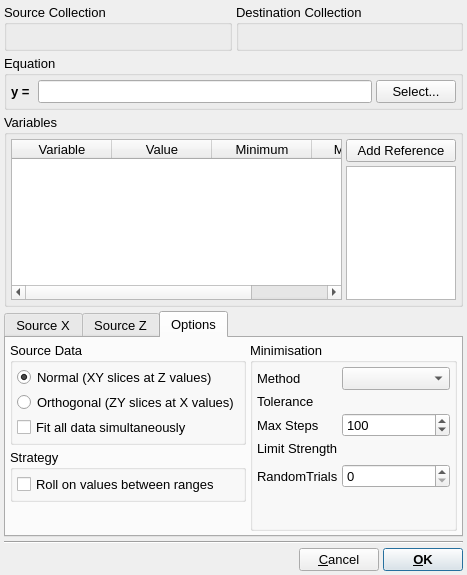
Qt form src/gui/editfitkernel.ui (trisyoungs/uchroma) before a commit.
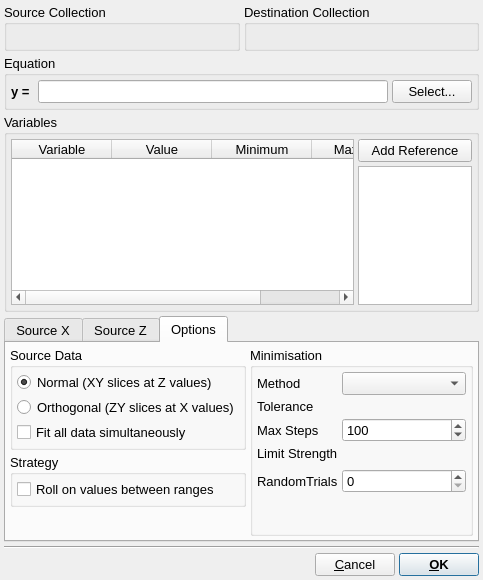
The same form after that commit. The open tabs and pages were chosen to show the change. Icons and pictures are not drawn. Custom widgets are drawn as their Qt base class.

What changed in the file:
```diff
--- a/src/gui/editfitkernel.ui
+++ b/src/gui/editfitkernel.ui
@@ -9,8 +9,8 @@
    <rect>
     <x>0</x>
     <y>0</y>
-    <width>467</width>
-    <height>575</height>
+    <width>483</width>
+    <height>580</height>
    </rect>
   </property>
   <property name="font">
@@ -1040,6 +1040,9 @@
                     <verstretch>0</verstretch>
                    </sizepolicy>
                   </property>
+                  <property name="maximum">
+                   <number>1000</number>
+                  </property>
                  </widget>
                 </item>
                 <item row="1" column="0">
```
Left out of the diff: 55 changed lines with no effect on the pictures.
